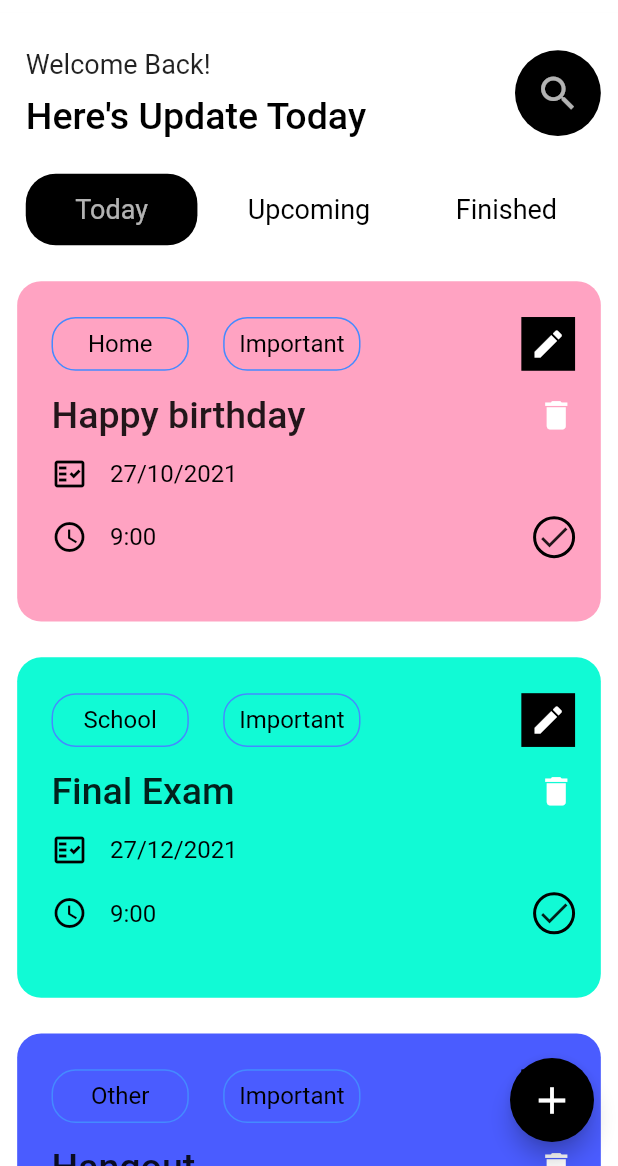
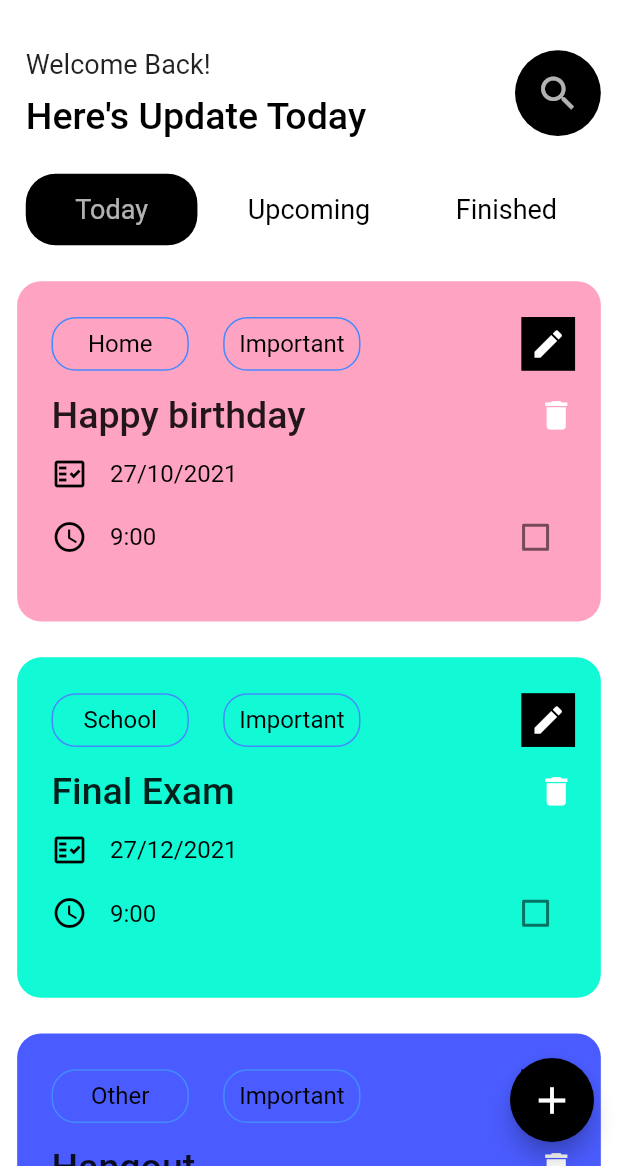
Before and after one commit to tamntt2710/to_do_app, a Flutter app: the screen it shows after launch, on a phone screen of 412 x 824 dp, the part 70-1236 px from its top. Run offline on Flutter 3.47's test engine with Material 2 defaults, Android fonts, the phone set to English and light mode, and no system bars; our stand-ins replace flutter_screenutil.

Commit message:
todo_task_done_add_update_delete_v2

```diff
--- a/lib/component/add_task_screen/item_event_view.dart
+++ b/lib/component/add_task_screen/item_event_view.dart
@@ -93,7 +93,7 @@ class ItemEvent extends StatelessWidget {
                   ],
                 ),
                 Row(
-                  mainAxisAlignment: MainAxisAlignment.spaceBetween,
+                  mainAxisAlignment: MainAxisAlignment.start,
                   children: [
                     Row(
                       children: [
@@ -108,20 +108,8 @@ class ItemEvent extends StatelessWidget {
                         ),
                       ],
                     ),
-
-                    Container(
-                      height: 30.h,
-                      decoration: BoxDecoration(
-                          shape: BoxShape.circle,
-                          border: Border.all(
-                              color: Colors.black,
-                              width: 2.0
-                          )
-                      ),
-                      child: Center(
-                        child: Icon(Icons.done,),
-                      ),
-                    )
+                    SizedBox(width : 200.w),
+                    buildTodo(context)
                   ],
                 ),
               ],
@@ -138,4 +126,29 @@ class ItemEvent extends StatelessWidget {
     provider.removeTodo(task);
     Utils.showSnackBar(context, 'Deleted the task');
   }
+  buildTodo(context) => GestureDetector(
+    onTap: () => editTodo(context,task),
+    child: Container(
+      height: 30.h,
+      child: Checkbox(
+        activeColor: Theme.of(context).primaryColor,
+        checkColor: Colors.white,
+        value: task.isDOne,
+        onChanged: (_) {
+          final provider =
+          Provider.of<TodosProvider>(context, listen: false);
+          final isDone = provider.toggleTaskStatus(task);
+          Utils.showSnackBar(
+            context,
+            isDone ? 'Task completed' : 'Task marked incomplete',
+          );
+        },
+      )
+    ),
+  );
+  void editTodo(BuildContext context, Task todo) => Navigator.of(context).push(
+    MaterialPageRoute(
+      builder: (context) => EditTaskWidget(task: todo,),
+    ),
+  );
 }
--- a/lib/component/edit_task_screen/edit_screen.dart
+++ b/lib/component/edit_task_screen/edit_screen.dart
@@ -252,10 +252,10 @@ class _EditTaskWidgetState extends State<EditTaskWidget> {
                 .of<LevelOfEvent>(context,
                 listen:false).selected == index ? true : false,
             press: () {
+              Provider.of<LevelOfEvent>(context,
+                  listen:false).chooseLevel(index);
               level = Provider.of<LevelOfEvent>(context,
                   listen:false).levelChoosen;
-              Provider.of<LevelOfEvent>(context,
-                  listen:false).chooseLevel(index);
             },
           );
         },
--- a/lib/component/time_sort.dart
+++ b/lib/component/time_sort.dart
@@ -5,7 +5,7 @@ import 'package:to_do_app/model/time_of_task.dart';
 
 import 'list_sort_button.dart';
 class SortTime extends StatelessWidget {
-  const SortTime({Key? key}) : super(key: key);
+  SortTime({Key? key,}) : super(key: key);
 
   @override
   Widget build(BuildContext context) {
@@ -29,9 +29,6 @@ class SortTime extends StatelessWidget {
                     listen:false).goToItem(index);
                 print(Provider.of<ListItemOfTask>(context,
                     listen:false).listTime[index]);
-                print(Provider
-                    .of<ListItemOfTask>(context,
-                    listen:false).selectedItem);
               },
             );
           },
--- a/lib/main.dart
+++ b/lib/main.dart
@@ -65,8 +65,10 @@ class MyHomePage extends StatelessWidget {
 
   @override
   Widget build(BuildContext context) {
+    int select = Provider.of<ListItemOfTask>(context).selectedItem;
     final provider = Provider.of<TodosProvider>(context);
     final todos = provider.taskList;
+    final todos_completed = provider.TaskCompleted;
     return Scaffold(
       appBar: AppBarCustom(page: 1),
       body: Container(
@@ -78,23 +80,35 @@ class MyHomePage extends StatelessWidget {
             SearchItem(),
             SortTime(),
            todos.isEmpty ?
-               Text(
-                 "No task",
-                 style: kTextStyle,
-               )
-               :
-               //Text(todos.length.toString()),
+           Container(
+             height: 400.h,
+             child: Center(
+               child: Icon(Icons.fact_check_outlined,color: Colors
+                   .black54,size: 100
+                 ,),
+             ),
+           ) : //Text(todos.length.toString()),
            Expanded(
              child: SizedBox(
                height: 350,
-               child: ListView.separated(
+               child:
+               select == 0 ?
+               ListView.separated(
                       physics: BouncingScrollPhysics(),
                       itemBuilder: (context,index){
                        return ItemEvent(task: todos[index],);
                         },
                      separatorBuilder: (context,index) =>Container(height: 0
                          .h,),
-                     itemCount: todos.length),
+                     itemCount: todos.length)
+               : ListView.separated(
+                       physics: BouncingScrollPhysics(),
+                       itemBuilder: (context,index){
+                         return ItemEvent(task: todos_completed[index],);
+                       },
+                       separatorBuilder: (context,index) =>Container(height: 0
+                           .h,),
+                       itemCount: todos_completed.length),
              ),
            )
           ],
--- a/lib/model/TaskManager.dart
+++ b/lib/model/TaskManager.dart
@@ -31,4 +31,11 @@ class TodosProvider extends ChangeNotifier {
     listOfTask.remove(task);
     notifyListeners();
   }
+  List<Task> get TaskCompleted => listOfTask.where((task) => task.isDOne ==
+      true).toList();
+  bool toggleTaskStatus(Task task){
+    task.isDOne = !task.isDOne;
+    notifyListeners();
+    return task.isDOne;
+  }
 }
--- a/lib/model/task.dart
+++ b/lib/model/task.dart
@@ -6,7 +6,8 @@ class Task{
   String hour = "9:00";
   String place;
   String level;
-  bool isDOne = false;
-  Task({required this.name,required this.color,required this.day,required this.level,
-  required this.place});
+  bool isDOne;
+  Task({required this.name,required this.color,required this.day,required
+  this.level,
+  required this.place,this.isDOne = false});
 }
```
Also changed, not shown: lib/component/add_task_screen/add_task_screen.dart (+8 -5 lines).
